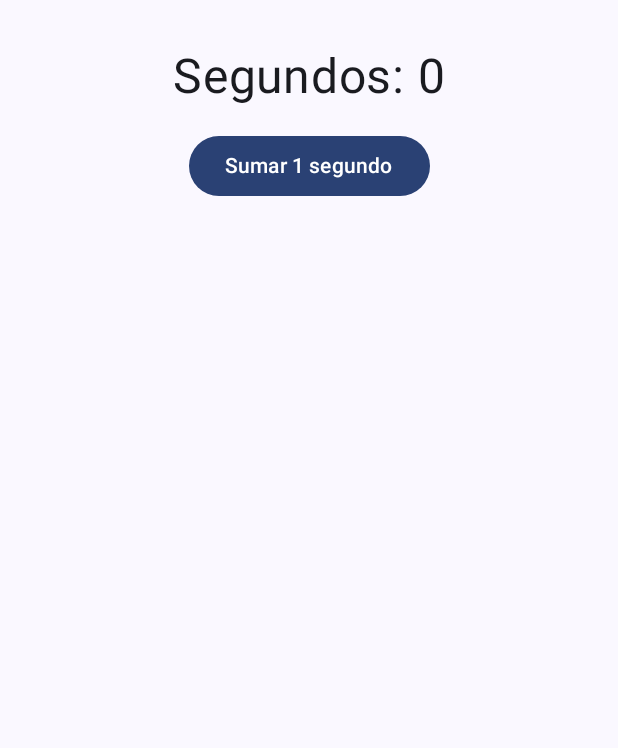
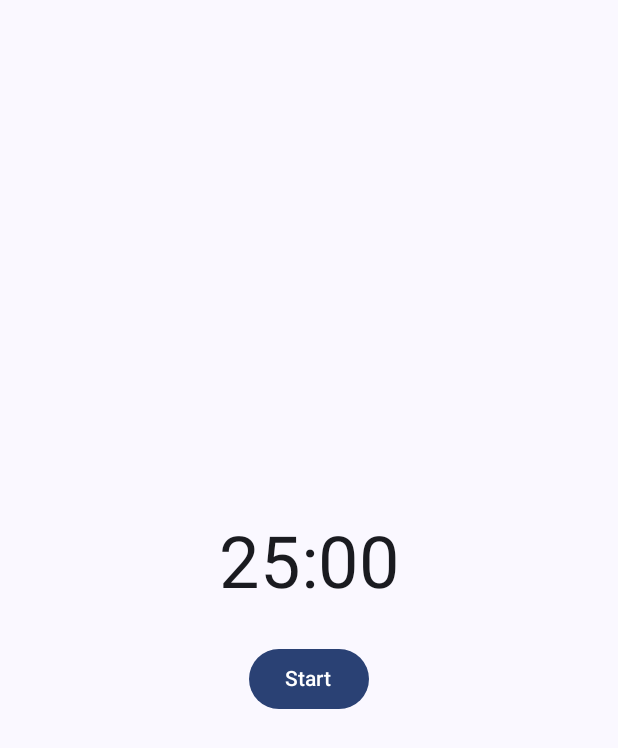
Before and after one commit to Felipe-TC/pomodoro-android, an Android app built with Jetpack Compose: the screen it shows after launch (MainActivity), on a phone screen of 412 x 824 dp. Shown: the top 748 px of the screen. Run offline under Robolectric (Android 15) with nearby library versions, the phone set to English and light mode, and no system bars.

Commit message:
Pomodoro base: temporizador 25 minutos con cuenta regresiva

```diff
--- a/app/src/main/java/com/felipe/pomodoroapp/MainActivity.kt
+++ b/app/src/main/java/com/felipe/pomodoroapp/MainActivity.kt
@@ -14,6 +14,8 @@ import androidx.compose.ui.Modifier
 import androidx.compose.ui.unit.dp
 import androidx.compose.ui.unit.sp
 import com.felipe.pomodoroapp.ui.theme.PomodoroAppTheme
+import kotlinx.coroutines.delay
+
 
 class MainActivity : ComponentActivity() {
     override fun onCreate(savedInstanceState: Bundle?) {
@@ -31,23 +33,40 @@ class MainActivity : ComponentActivity() {
 
 @Composable
 fun SimpleTimer() {
-    var seconds by remember { mutableStateOf(0) }
+    val totalTime = 25 * 60 // 25 minutos en segundos
+    var timeLeft by remember { mutableStateOf(totalTime) }
+    var isRunning by remember { mutableStateOf(false) }
+
+    LaunchedEffect(isRunning) {
+        while (isRunning && timeLeft > 0) {
+            kotlinx.coroutines.delay(1000L)
+            timeLeft--
+        }
+    }
+
+    val minutes = timeLeft / 60
+    val seconds = timeLeft % 60
+    val timeFormatted = String.format("%02d:%02d", minutes, seconds)
 
     Column(
         modifier = Modifier
             .fillMaxSize()
             .padding(32.dp),
-        horizontalAlignment = Alignment.CenterHorizontally
+        horizontalAlignment = Alignment.CenterHorizontally,
+        verticalArrangement = Arrangement.Center
     ) {
         Text(
-            text = "Segundos: $seconds",
-            fontSize = 32.sp
+            text = timeFormatted,
+            fontSize = 48.sp
         )
 
-        Spacer(modifier = Modifier.height(16.dp))
+        Spacer(modifier = Modifier.height(24.dp))
 
-        Button(onClick = { seconds++ }) {
-            Text("Sumar 1 segundo")
+        Button(
+            onClick = { isRunning = true },
+            enabled = !isRunning && timeLeft > 0
+        ) {
+            Text("Start")
         }
     }
 }
```
